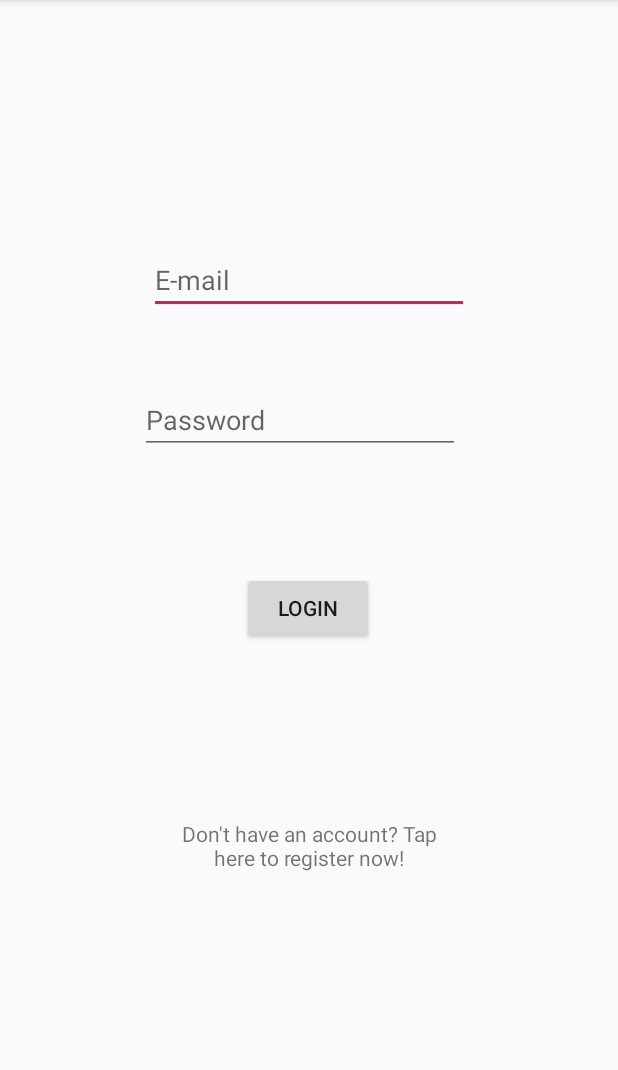
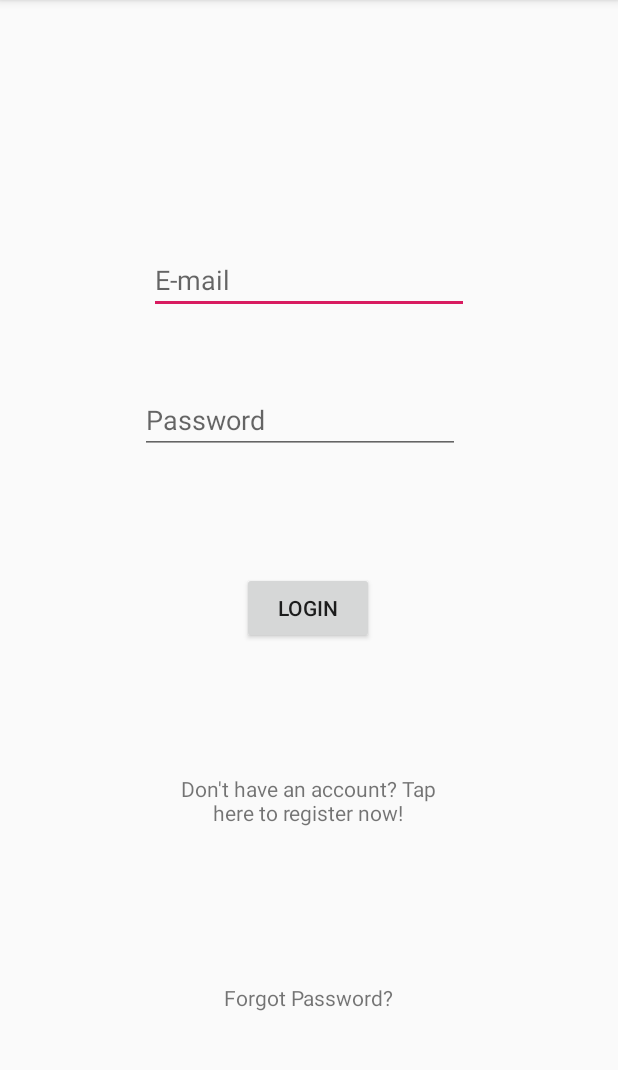
Before and after one commit to Rolyyy/Conflict_Watcher, an Android app: the screen it shows after launch (LoginActivity), on a phone screen of 412 x 824 dp, the part 84-1154 px from its top. Run offline under Robolectric (Android 15) with nearby library versions, the phone set to English and light mode, and no system bars; our stand-ins replace Firebase (no records; nobody signed in at launch, a user with empty details on screens opened directly).

Commit message:
Added Password reset functionality to application.

```diff
--- a/app/src/main/AndroidManifest.xml
+++ b/app/src/main/AndroidManifest.xml
@@ -9,7 +9,8 @@
         android:roundIcon="@mipmap/ic_launcher_round"
         android:supportsRtl="true"
         android:theme="@style/AppTheme">
-        <activity android:name=".MapActivity"></activity>
+        <activity android:name=".ForgotPasswordActivity"></activity>
+        <activity android:name=".MapActivity" />
         <activity android:name=".RegisterActivity" />
         <activity android:name=".LoginActivity">
             <intent-filter>
--- a/app/src/main/java/com/conflictwatcher/LoginActivity.java
+++ b/app/src/main/java/com/conflictwatcher/LoginActivity.java
@@ -27,6 +27,7 @@ public class LoginActivity extends AppCompatActivity {
     private EditText Password;
     private Button LoginBtn;
     private TextView LoginText;
+    private TextView LoginForgot;
 
     private ProgressDialog progress;
 
@@ -40,6 +41,7 @@ public class LoginActivity extends AppCompatActivity {
         Password = findViewById(R.id.loginPassword);
         LoginBtn = findViewById(R.id.loginButton);
         LoginText = findViewById(R.id.loginText);
+        LoginForgot = findViewById(R.id.loginForgot);
 
         auth = FirebaseAuth.getInstance();
 
@@ -67,6 +69,13 @@ public class LoginActivity extends AppCompatActivity {
             @Override
             public void onClick(View view) {
                 startActivity(new Intent(LoginActivity.this, RegisterActivity.class));
+            }
+        });
+
+        LoginForgot.setOnClickListener(new View.OnClickListener() {
+            @Override
+            public void onClick(View view) {
+                startActivity(new Intent(LoginActivity.this, ForgotPasswordActivity.class));
             }
         });
 
--- a/app/src/main/java/com/conflictwatcher/RegisterActivity.java
+++ b/app/src/main/java/com/conflictwatcher/RegisterActivity.java
@@ -25,6 +25,8 @@ public class RegisterActivity extends AppCompatActivity {
     private EditText userName, userEmail, userPw;
     private Button regButton;
     private TextView goToLogin;
+
+
 
     @Override
     protected void onCreate(Bundle savedInstanceState) {
@@ -131,6 +133,7 @@ public class RegisterActivity extends AppCompatActivity {
         regButton = findViewById(R.id.registerButton);
         goToLogin = findViewById(R.id.registerGoToLogin);
 
+
     }
 
 }
--- a/app/src/main/res/layout/activity_login.xml
+++ b/app/src/main/res/layout/activity_login.xml
@@ -49,17 +49,32 @@
         android:id="@+id/loginText"
         android:layout_width="200dp"
         android:layout_height="wrap_content"
+        android:paddingStart="10dp"
+        android:paddingTop="10dp"
+        android:paddingEnd="10dp"
+        android:paddingBottom="10dp"
         android:text="Don't have an account? Tap here to register now!"
+        android:textAlignment="center"
+        app:layout_constraintBottom_toBottomOf="parent"
+        app:layout_constraintEnd_toEndOf="parent"
+        app:layout_constraintHorizontal_bias="0.497"
+        app:layout_constraintStart_toStartOf="parent"
+        app:layout_constraintTop_toBottomOf="@+id/loginButton"
+        app:layout_constraintVertical_bias="0.27" />
+
+    <TextView
+        android:id="@+id/loginForgot"
+        android:layout_width="wrap_content"
+        android:layout_height="wrap_content"
+        android:text="Forgot Password?"
         app:layout_constraintBottom_toBottomOf="parent"
         app:layout_constraintEnd_toEndOf="parent"
         app:layout_constraintStart_toStartOf="parent"
-        app:layout_constraintTop_toBottomOf="@+id/loginButton"
-        app:layout_constraintVertical_bias="0.377"
-        android:textAlignment="center"
+        app:layout_constraintTop_toBottomOf="@+id/loginText"
+        android:paddingStart="10dp"
         android:paddingTop="10dp"
+        android:paddingEnd="10dp"
         android:paddingBottom="10dp"
-        android:paddingStart="10dp"
-        android:paddingEnd="10dp"
         />
 
 </androidx.constraintlayout.widget.ConstraintLayout>
```
Also changed, not shown: app/src/main/java/com/conflictwatcher/ForgotPasswordActivity.java (added, +62 -0 lines), app/src/main/res/layout/activity_forgot_password.xml (added, +48 -0 lines).
